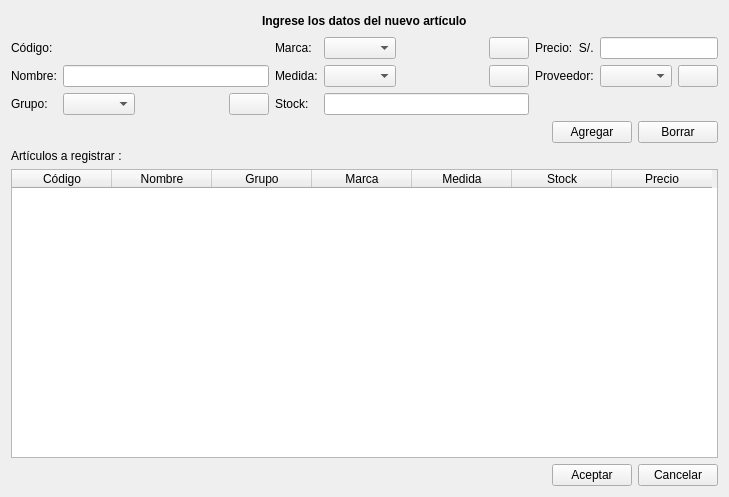
The window that ManagerM/ui_new_articulo.ui (janfranco27/TheProyect) describes before a commit, drawn with Qt 5.
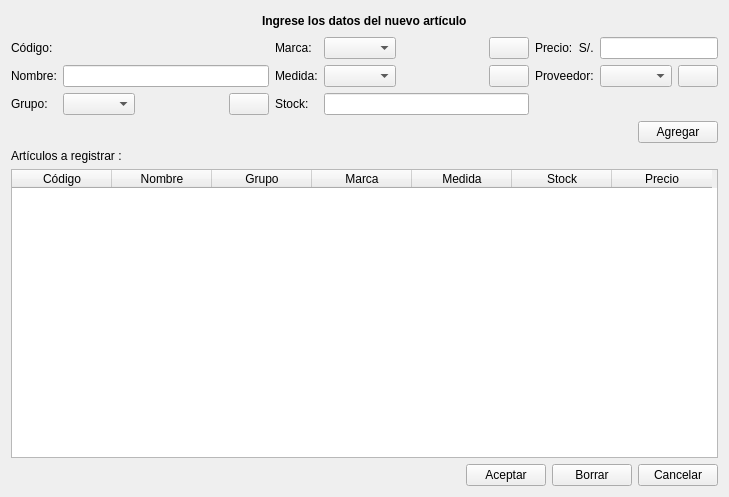
The same window after the commit. Icons and pictures are not drawn.

Commit message: + modulo articulos

```diff
--- a/ManagerM/ui_new_articulo.ui
+++ b/ManagerM/ui_new_articulo.ui
@@ -221,17 +221,6 @@
        </property>
       </widget>
      </item>
-     <item>
-      <widget class="QPushButton" name="btn_borrar">
-       <property name="text">
-        <string>Borrar</string>
-       </property>
-       <property name="icon">
-        <iconset resource="Icons.qrc">
-         <normaloff>:/Iconos/Iconos/trash.png</normaloff>:/Iconos/Iconos/trash.png</iconset>
-       </property>
-      </widget>
-     </item>
     </layout>
    </item>
    <item row="3" column="0">
@@ -308,6 +297,17 @@
          </property>
         </widget>
        </item>
+       <item>
+        <widget class="QPushButton" name="btn_borrar">
+         <property name="text">
+          <string>Borrar</string>
+         </property>
+         <property name="icon">
+          <iconset resource="Icons.qrc">
+           <normaloff>:/Iconos/Iconos/trash.png</normaloff>:/Iconos/Iconos/trash.png</iconset>
+         </property>
+        </widget>
+       </item>
        <item>
         <widget class="QPushButton" name="btn_cancelar">
          <property name="text">
```
Left out of the diff: 24 changed lines with no effect on the pictures. The commit also changes 71 other files.
